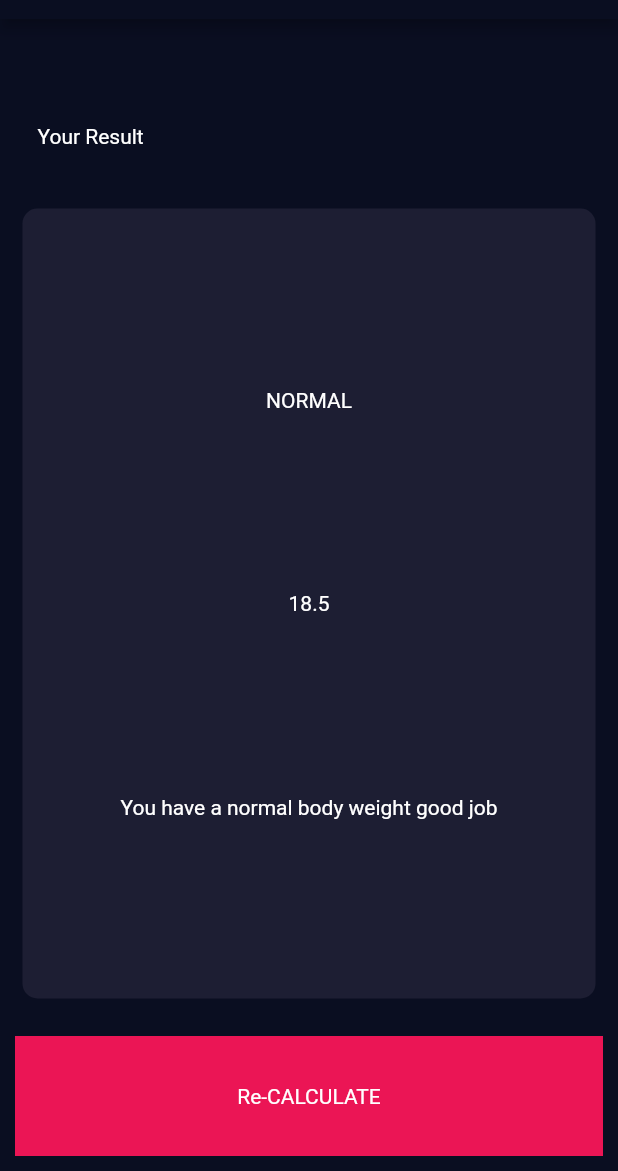
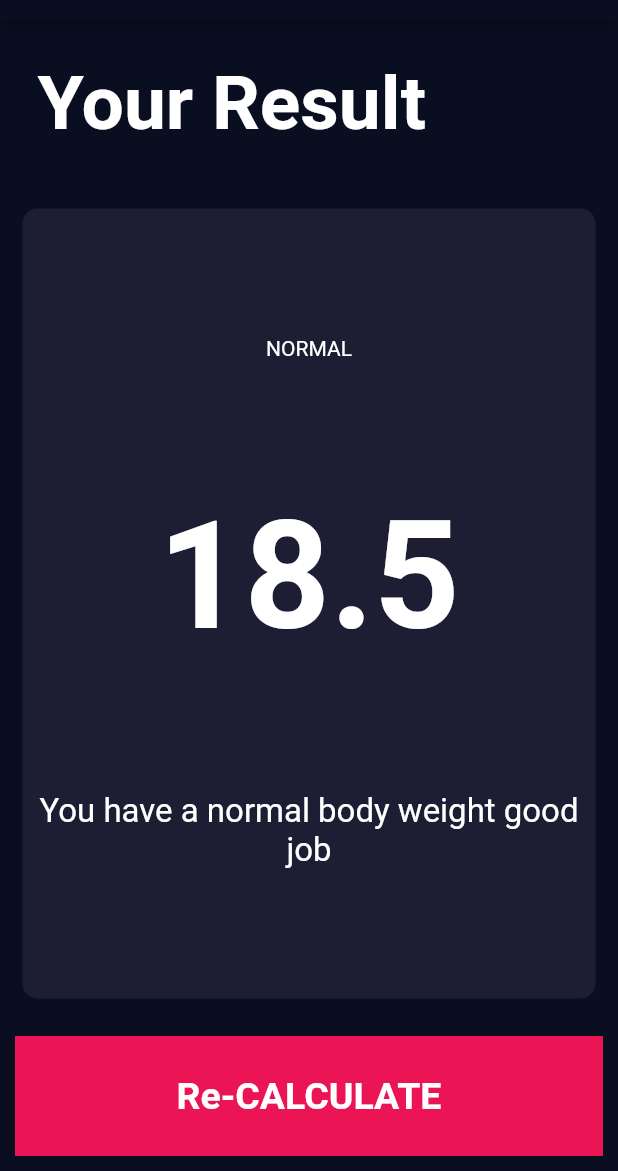
Before and after one commit to soniabhishek27/BMI_Calculator, a Flutter app: the screen it shows after launch, after a tap on "CALCULATE", on a phone screen of 412 x 824 dp, the part 65-1236 px from its top. Run offline on Flutter 3.47's test engine with Material 2 defaults, Android fonts, the phone set to English and light mode, and no system bars; our stand-ins replace font_awesome_flutter.

Commit message:
Update Constants.dart

```diff
--- a/lib/Constants.dart
+++ b/lib/Constants.dart
@@ -15,3 +15,30 @@ const knumberstyle= TextStyle(
 fontSize: 50.0,
 fontWeight: FontWeight.w900,
 );
+const kTitleTextStyle = TextStyle(
+  fontSize: 50.0,
+  fontWeight: FontWeight.bold,
+
+);
+
+const kResultTextStyle = TextStyle(
+  color: Color(0xFF24D876),
+  fontSize: 22.0,
+  fontWeight: FontWeight.bold,
+);
+
+const kBMItextstyle = TextStyle(
+  fontSize: 100.0,
+  fontWeight: FontWeight.bold,
+);
+
+const kLargeBottomStyle = TextStyle(
+fontSize: 25.0,
+fontWeight: FontWeight.bold,
+);
+
+
+const kBodyTextStyle = TextStyle(
+  fontSize: 22.0,
+
+);
```
